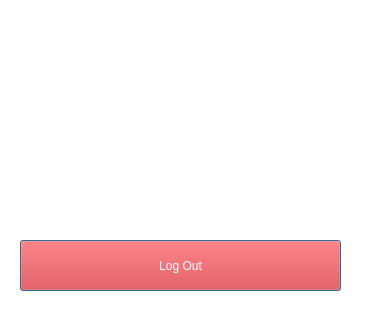
Above: profiledialog.ui from rylo5688/DropBucket-Client before the change; both pictures show x 0 to 370 and y 0 to 320 of the 370 by 485 pixel window. Below: the same form after it.
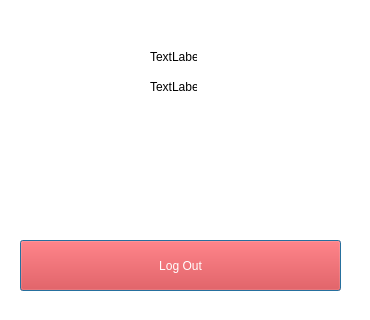
That is the form after the change.

Patch:
```diff
--- a/profiledialog.ui
+++ b/profiledialog.ui
@@ -300,6 +300,32 @@
     <string>Log Out</string>
    </property>
   </widget>
+  <widget class="QLabel" name="label">
+   <property name="geometry">
+    <rect>
+     <x>150</x>
+     <y>50</y>
+     <width>47</width>
+     <height>13</height>
+    </rect>
+   </property>
+   <property name="text">
+    <string>TextLabel</string>
+   </property>
+  </widget>
+  <widget class="QLabel" name="label_2">
+   <property name="geometry">
+    <rect>
+     <x>150</x>
+     <y>80</y>
+     <width>47</width>
+     <height>13</height>
+    </rect>
+   </property>
+   <property name="text">
+    <string>TextLabel</string>
+   </property>
+  </widget>
  </widget>
  <resources/>
  <connections/>
```
Left out of the diff: 56 changed lines with no effect on the pictures.
